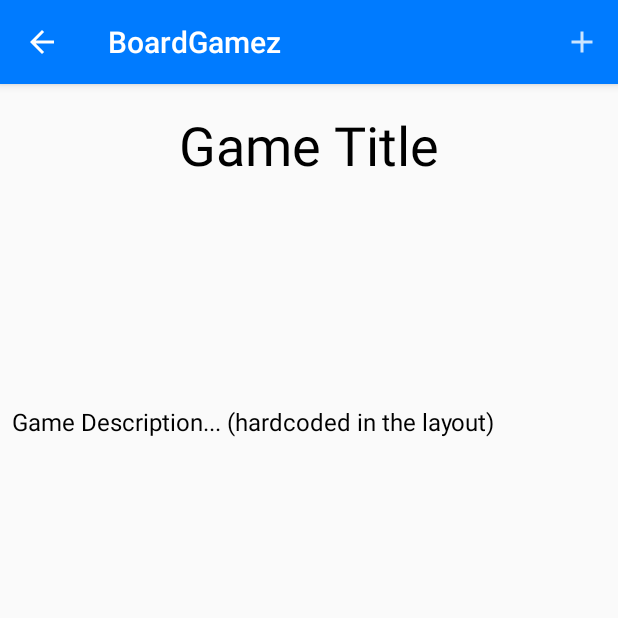
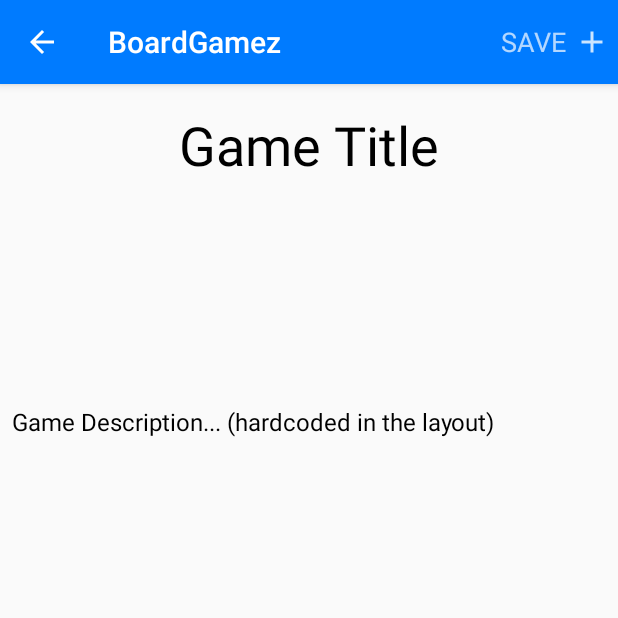
Before and after one commit to osu-cs492-w20/final-project-boardgamez, an Android app: the GameDetailedActivity screen opened directly, with no data from a screen before it, on a phone screen of 412 x 824 dp, the top half of it. Run offline under Robolectric (Android 15) with nearby library versions, the light colour scheme and no system bars; our stand-ins replace Room's generated code; pictures from the network do not load; 1 statement that could not run was skipped.

Commit message:
Added text to the save and remove buttons. AlertDialog is used on remove.

```diff
--- /dev/null
+++ b/app/src/main/res/layout/action_add_button.xml
@@ -0,0 +1,20 @@
+<?xml version="1.0" encoding="utf-8"?>
+<LinearLayout xmlns:android="http://schemas.android.com/apk/res/android"
+    android:orientation="horizontal" android:layout_width="match_parent"
+    android:layout_height="match_parent">
+
+    <TextView
+        android:layout_width="wrap_content"
+        android:layout_height="match_parent"
+        android:gravity="center"
+        android:textSize="18sp"
+        android:text="SAVE" />
+
+    <ImageView
+        android:layout_width="wrap_content"
+        android:layout_height="match_parent"
+        android:layout_gravity="center"
+        android:padding="5dp"
+        android:src="@drawable/ic_action_add" />
+
+</LinearLayout>
--- a/app/src/main/res/menu/menu_detailed.xml
+++ b/app/src/main/res/menu/menu_detailed.xml
@@ -4,18 +4,14 @@
 
     <item
         android:id="@+id/action_add"
-        android:orderInCategory="1"
-        android:icon="@drawable/ic_action_add"
-        android:title="Add game to collection"
-        app:showAsAction="ifRoom"
+        app:actionLayout="@layout/action_add_button"
+        app:showAsAction="always"
         android:visible="false" />
 
     <item
         android:id="@+id/action_remove"
-        android:orderInCategory="2"
-        android:icon="@drawable/ic_action_remove"
-        android:title="Remove game from collection"
-        app:showAsAction="ifRoom"
+        app:actionLayout="@layout/action_remove_button"
+        app:showAsAction="always"
         android:visible="false" />
 
 </menu>
```
Also changed, not shown: app/src/main/java/com/example/final_project_boardgamez/GameDetailedActivity.java (+30 -10 lines), app/src/main/res/drawable-anydpi/ic_action_remove_x.xml (added, +11 -0 lines), app/src/main/res/layout/action_remove_button.xml (added, +20 -0 lines), app/src/main/res/drawable-hdpi/ic_action_remove_x.png (added), app/src/main/res/drawable-mdpi/ic_action_remove_x.png (added), app/src/main/res/drawable-xhdpi/ic_action_remove_x.png (added), app/src/main/res/drawable-xxhdpi/ic_action_remove_x.png (added).
